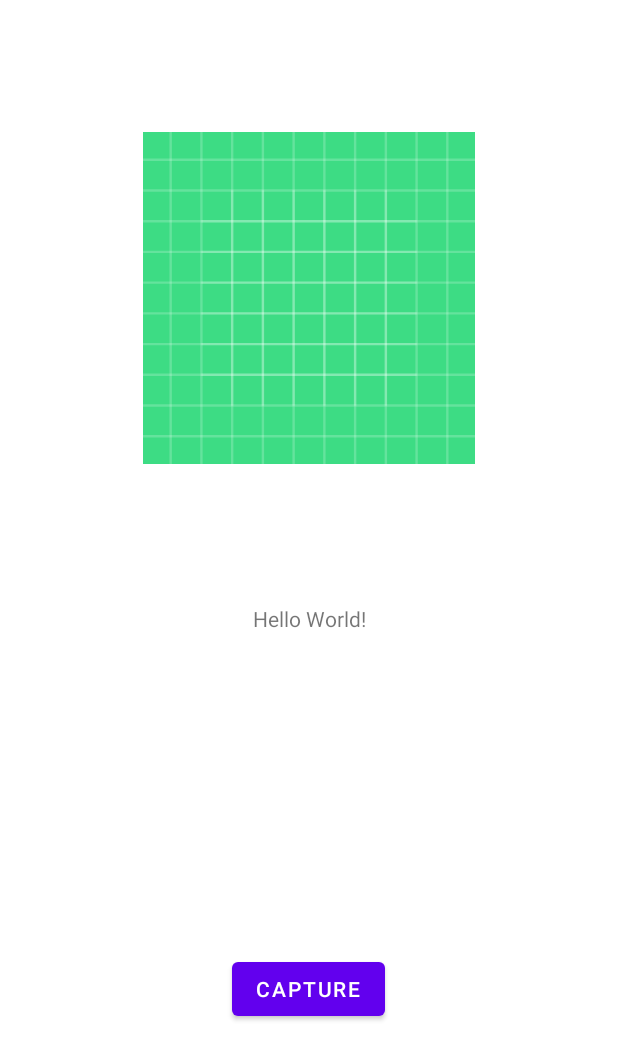
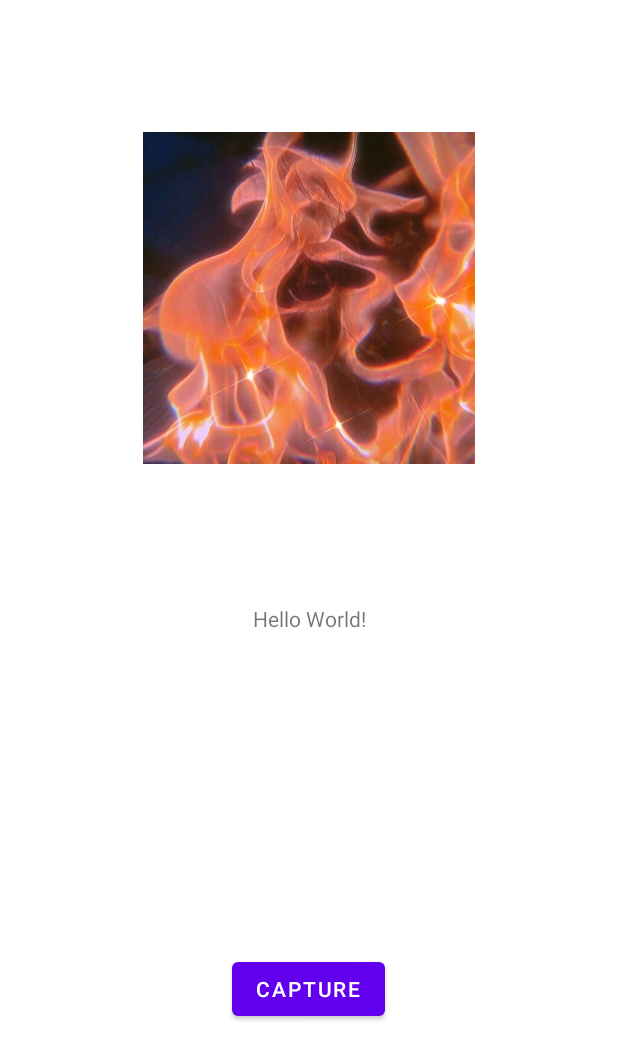
Before and after one commit to Kwiatkowska-W/camera, an Android app: the layout activity_main.xml on its own in the app's theme, with its tools: preview values and no code run, on a phone screen of 412 x 824 dp. Shown: the top 1060 px of the screen. Run offline under Robolectric (Android 15) with nearby library versions, the phone set to English and light mode, and no system bars.

Commit message:
poprawione bledy

```diff
--- a/app/src/main/res/layout/activity_main.xml
+++ b/app/src/main/res/layout/activity_main.xml
@@ -39,6 +39,6 @@
         app:layout_constraintStart_toStartOf="parent"
         app:layout_constraintTop_toTopOf="parent"
         app:layout_constraintVertical_bias="0.146"
-        app:srcCompat="@drawable/ic_launcher_background" />
+        app:srcCompat="@drawable/zdj4" />
 
 </androidx.constraintlayout.widget.ConstraintLayout>
```
Also changed, not shown: app/src/main/java/xml/example/camera/MainActivity.kt (+7 -7 lines), app/src/main/res/drawable/zdj1.jpg (added), app/src/main/res/drawable/zdj2.jpg (added), app/src/main/res/drawable/zdj3.jpg (added), app/src/main/res/drawable/zdj4.jpg (added).
